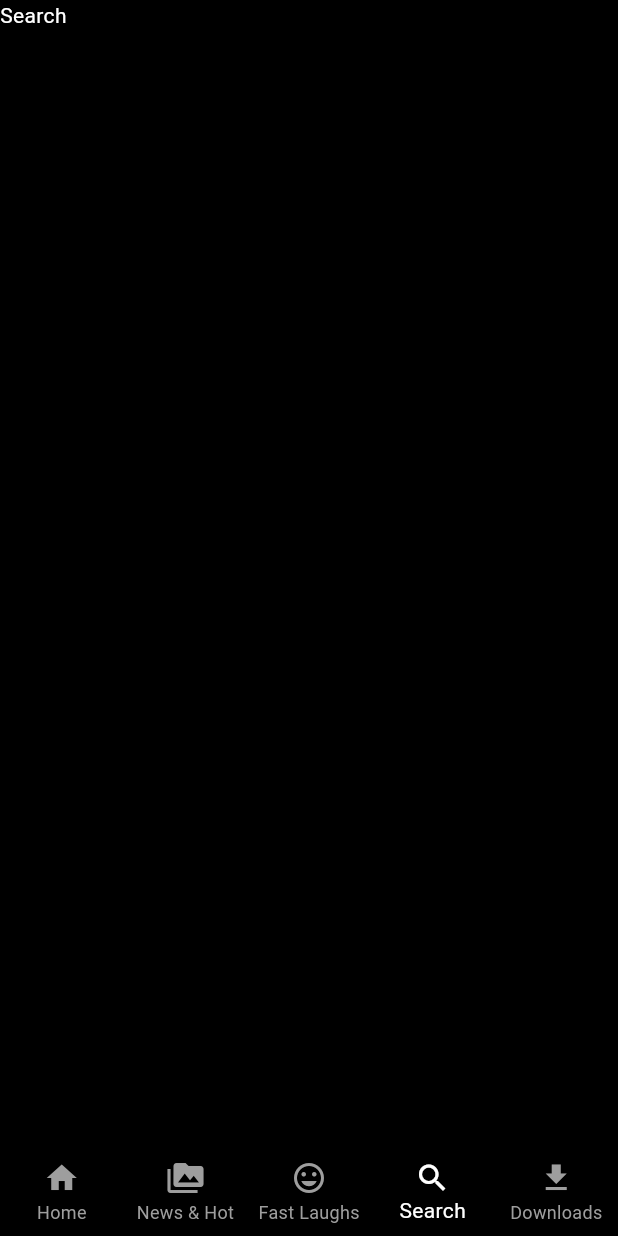
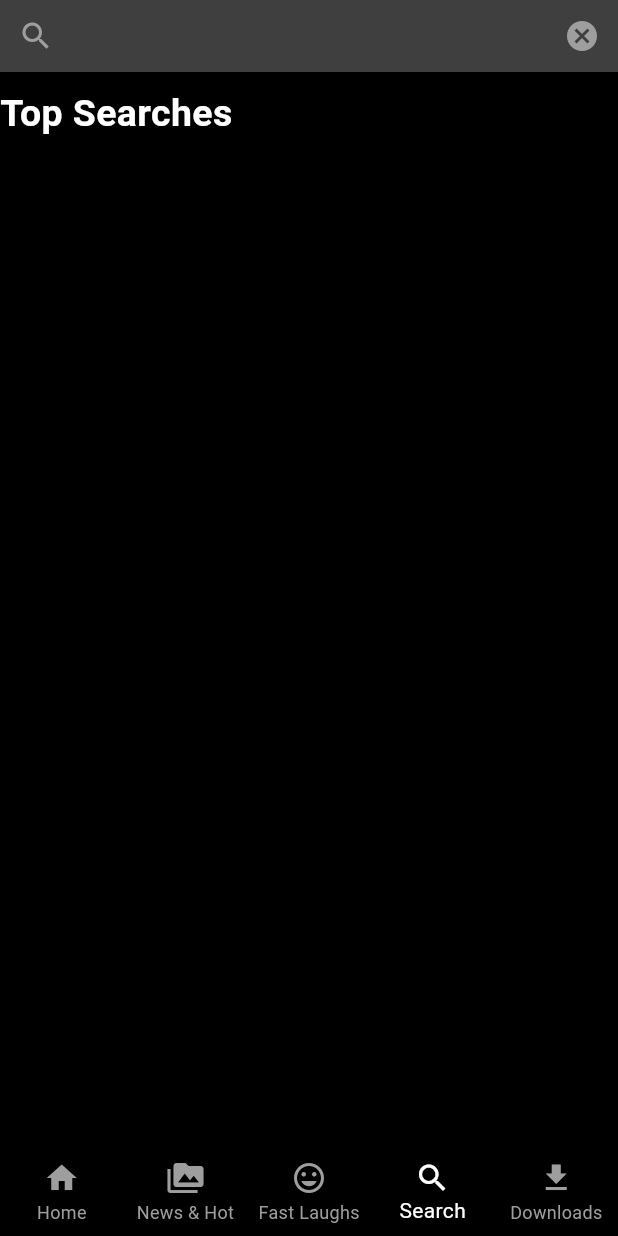
Before and after one commit to KevinBiju2310/netflix_app_ui, a Flutter app: the screen it shows after launch, item 4 of the bottom bar chosen, on a phone screen of 412 x 824 dp. Run offline on Flutter 3.47's test engine with Material 2 defaults, Android fonts, the phone set to English and light mode, and no system bars.

Commit message:
second commit

```diff
--- a/lib/presentation/search/search_page.dart
+++ b/lib/presentation/search/search_page.dart
@@ -1,12 +1,32 @@
+import 'package:flutter/cupertino.dart';
 import 'package:flutter/material.dart';
+import 'package:netflix_app/presentation/core/constants.dart';
+import 'package:netflix_app/presentation/search/title.dart';
 
 class SearchPage extends StatelessWidget {
   const SearchPage({super.key});
 
   @override
   Widget build(BuildContext context) {
-    return const Scaffold(
-      body: Text('Search'),
+    return Scaffold(
+      body: SafeArea(child: Column(
+        crossAxisAlignment: CrossAxisAlignment.start,
+        children: [
+          TextField(
+            decoration: InputDecoration(
+              filled: true,
+              fillColor: Colors.grey.withOpacity(0.4),
+              border: InputBorder.none,
+              prefixIcon: const Icon(Icons.search,color: Colors.grey,),
+              suffixIcon: const Icon(Icons.cancel,color: Colors.grey,)
+            ),
+            style: const TextStyle(color: Colors.white),
+          ),
+          kheight,
+          kwidth,
+          const SearchTitle(title: 'Top Searches',)
+        ],
+      )),
     );
   }
 }
--- /dev/null
+++ b/lib/presentation/search/title.dart
@@ -0,0 +1,15 @@
+import 'package:flutter/material.dart';
+
+class SearchTitle extends StatelessWidget {
+  final String title;
+  const SearchTitle({super.key, required this.title});
+
+  @override
+  Widget build(BuildContext context) {
+    return Text(
+        title,
+        style: const TextStyle(
+            color: Colors.white, fontWeight: FontWeight.bold, fontSize: 25),
+      );
+  }
+}
```
Also changed, not shown: lib/presentation/downloads/downloads_page.dart (+46 -19 lines), lib/main.dart (line endings or trailing spaces).
